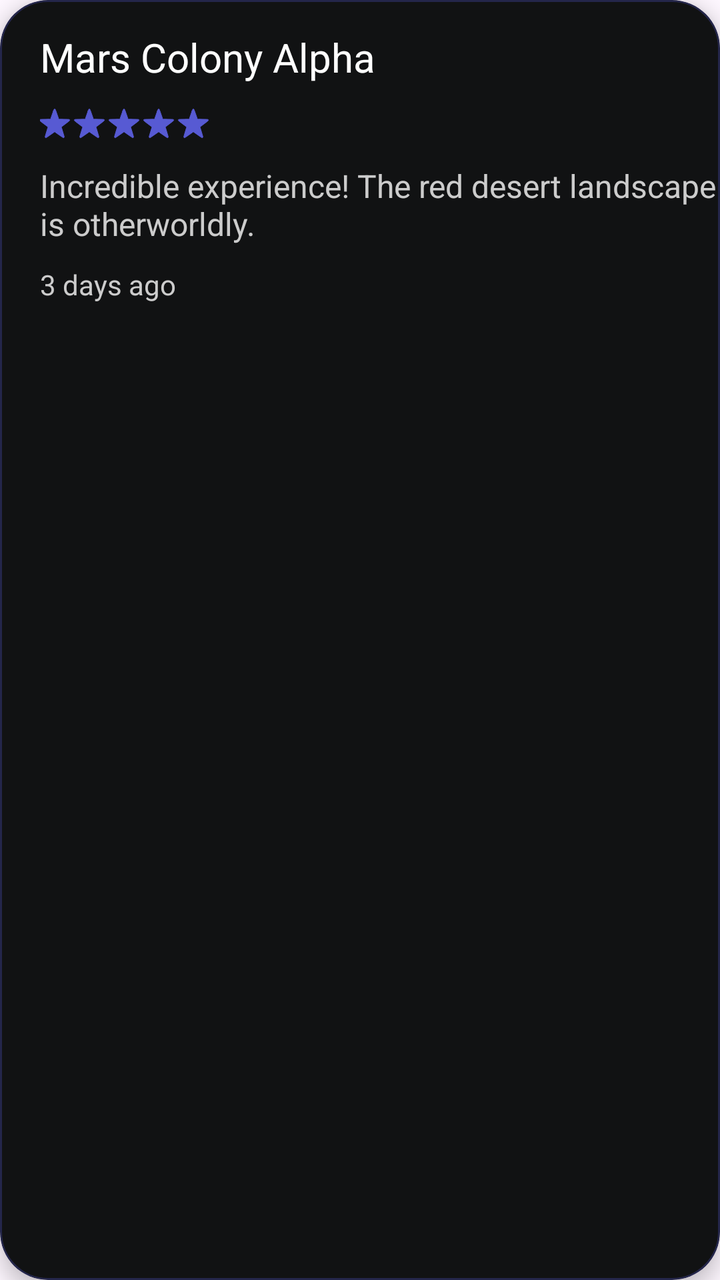
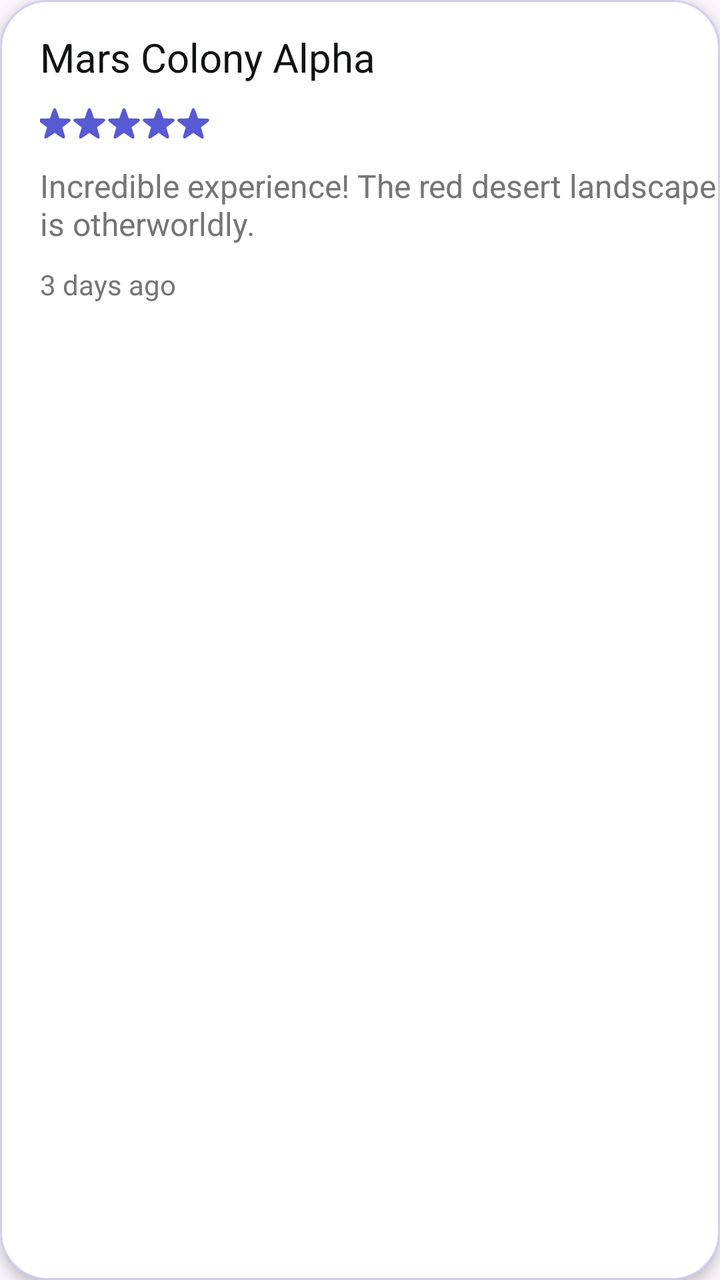

Two renders of the same Android screen: before a commit and after it. Below are the layout's source before the change and the commit's diff.
<!-- AndroidManifest.xml: application theme Theme.SpaceAdvisor -->
<!-- res/layout/item_review.xml -->
<?xml version="1.0" encoding="utf-8"?>
<com.google.android.material.card.MaterialCardView xmlns:android="http://schemas.android.com/apk/res/android"
    xmlns:app="http://schemas.android.com/apk/res-auto"
    android:layout_width="match_parent"
    android:layout_height="wrap_content"
    android:layout_margin="10dp"
    android:backgroundTint="@color/layout_background_primary"
    app:cardCornerRadius="24dp"
    app:cardElevation="6dp"
    app:strokeColor="@color/layout_stroke_primary">

    <androidx.appcompat.widget.LinearLayoutCompat
        android:layout_width="match_parent"
        android:layout_height="wrap_content"
        android:orientation="horizontal"
        android:paddingVertical="15dp">


        <LinearLayout
            android:layout_width="match_parent"
            android:layout_height="wrap_content"
            android:layout_marginStart="20dp"
            android:layout_weight="1"
            android:orientation="vertical">

            <TextView
                android:id="@+id/review_title"
                android:layout_width="wrap_content"
                android:layout_height="wrap_content"
                android:layout_marginBottom="10dp"
                android:text="Mars Colony Alpha"
                android:textColor="@color/text_primary"
                android:textSize="20sp" />

            <LinearLayout
                android:id="@+id/livesContainer"
                android:layout_width="wrap_content"
                android:layout_height="wrap_content"
                android:orientation="horizontal">

                <ImageView
                    android:id="@+id/star1"
                    android:layout_width="20dp"
                    android:layout_height="20dp"
                    android:layout_marginStart="-3dp"
                    android:layout_marginEnd="-3dp"
                    android:src="@drawable/ic_rating_star_filled" />

                <ImageView
                    android:id="@+id/star2"
                    android:layout_width="20dp"
                    android:layout_height="20dp"
                    android:layout_marginEnd="-3dp"
                    android:src="@drawable/ic_rating_star_filled" />

                <ImageView
                    android:id="@+id/star3"
                    android:layout_width="20dp"
                    android:layout_height="20dp"
                    android:layout_marginEnd="-3dp"
                    android:src="@drawable/ic_rating_star_filled" />

                <ImageView
                    android:id="@+id/star4"
                    android:layout_width="20dp"
                    android:layout_height="20dp"
                    android:layout_marginEnd="-3dp"
                    android:src="@drawable/ic_rating_star_filled" />

                <ImageView
                    android:id="@+id/star5"
                    android:layout_width="20dp"
                    android:layout_height="20dp"
                    android:src="@drawable/ic_rating_star_filled" />

            </LinearLayout>


            <TextView
                android:id="@+id/review_content"
                android:layout_width="match_parent"
                android:layout_height="wrap_content"
                android:layout_marginTop="10dp"
                android:layout_marginBottom="10dp"
                android:text="Incredible experience! The red desert landscape is otherworldly."
                android:textColor="@color/text_quaternary_light"
                android:textSize="16sp" />

            <TextView
                android:id="@+id/review_date"
                android:layout_width="wrap_content"
                android:layout_height="wrap_content"
                android:text="3 days ago"
                android:textColor="@color/text_quaternary_light"
                android:textSize="14sp" />

        </LinearLayout>

    </androidx.appcompat.widget.LinearLayoutCompat>

</com.google.android.material.card.MaterialCardView>
<!-- resources referenced by this layout -->
<resources>
  <color name="layout_background_primary">@color/deep_black</color>
  <color name="layout_stroke_primary">@color/space_purple_glow</color>
  <color name="text_primary">@color/white</color>
  <color name="text_quaternary_light">@color/gray_light</color>
  <!-- drawable ic_rating_star_filled: vector/xml drawable (drawable, 2072 chars, omitted) -->
  <style name="Theme.SpaceAdvisor" parent="Base.Theme.SpaceAdvisor" />
  <color name="deep_black">#111213</color>
  <color name="space_purple_glow">#48575AD3</color>
  <color name="white">#FFFFFFFF</color>
  <color name="gray_light">#CCCCCC</color>
  <style name="Base.Theme.SpaceAdvisor" parent="Theme.Material3.DayNight.NoActionBar">
          
      </style>
</resources>

<!-- the commit's change to res/layout/item_review.xml (unified diff, before → after) -->
@@ -3,11 +3,13 @@
     xmlns:app="http://schemas.android.com/apk/res-auto"
     android:layout_width="match_parent"
     android:layout_height="wrap_content"
-    android:layout_margin="10dp"
-    android:backgroundTint="@color/layout_background_primary"
+    android:layout_marginHorizontal="16dp"
+    android:layout_marginTop="6dp"
+    android:layout_marginBottom="24dp"
+    android:backgroundTint="@color/background"
     app:cardCornerRadius="24dp"
-    app:cardElevation="6dp"
-    app:strokeColor="@color/layout_stroke_primary">
+    app:cardElevation="4dp"
+    app:strokeColor="?attr/customColorPrimaryGlow">
 
     <androidx.appcompat.widget.LinearLayoutCompat
         android:layout_width="match_parent"
@@ -29,7 +31,7 @@
                 android:layout_height="wrap_content"
                 android:layout_marginBottom="10dp"
                 android:text="Mars Colony Alpha"
-                android:textColor="@color/text_primary"
+                android:textColor="@color/title"
                 android:textSize="20sp" />
 
             <LinearLayout
@@ -44,34 +46,43 @@
                     android:layout_height="20dp"
                     android:layout_marginStart="-3dp"
                     android:layout_marginEnd="-3dp"
-                    android:src="@drawable/ic_rating_star_filled" />
+                    android:src="@drawable/ic_rating_star_filled"
+                    android:tint="?attr/customColorPrimary" />
 
                 <ImageView
                     android:id="@+id/star2"
                     android:layout_width="20dp"
                     android:layout_height="20dp"
                     android:layout_marginEnd="-3dp"
-                    android:src="@drawable/ic_rating_star_filled" />
+                    android:src="@drawable/ic_rating_star_filled"
+                    android:tint="?attr/customColorPrimary" />
+
 
                 <ImageView
                     android:id="@+id/star3"
                     android:layout_width="20dp"
                     android:layout_height="20dp"
                     android:layout_marginEnd="-3dp"
-                    android:src="@drawable/ic_rating_star_filled" />
+                    android:src="@drawable/ic_rating_star_filled"
+                    android:tint="?attr/customColorPrimary" />
+
 
                 <ImageView
                     android:id="@+id/star4"
                     android:layout_width="20dp"
                     android:layout_height="20dp"
                     android:layout_marginEnd="-3dp"
-                    android:src="@drawable/ic_rating_star_filled" />
+                    android:src="@drawable/ic_rating_star_filled"
+                    android:tint="?attr/customColorPrimary" />
+
 
                 <ImageView
                     android:id="@+id/star5"
                     android:layout_width="20dp"
                     android:layout_height="20dp"
-                    android:src="@drawable/ic_rating_star_filled" />
+                    android:src="@drawable/ic_rating_star_filled"
+                    android:tint="?attr/customColorPrimary" />
+
 
             </LinearLayout>
 
@@ -83,7 +94,7 @@
                 android:layout_marginTop="10dp"
                 android:layout_marginBottom="10dp"
                 android:text="Incredible experience! The red desert landscape is otherworldly."
-                android:textColor="@color/text_quaternary_light"
+                android:textColor="@color/body"
                 android:textSize="16sp" />
 
             <TextView
@@ -91,7 +102,7 @@
                 android:layout_width="wrap_content"
                 android:layout_height="wrap_content"
                 android:text="3 days ago"
-                android:textColor="@color/text_quaternary_light"
+                android:textColor="@color/body"
                 android:textSize="14sp" />
 
         </LinearLayout>
<!-- resource entries referenced after the edit -->
@@ -1,17 +1,36 @@
 <!-- resources referenced by this layout -->
 <resources>
-  <color name="layout_background_primary">@color/deep_black</color>
-  <color name="layout_stroke_primary">@color/space_purple_glow</color>
-  <color name="text_primary">@color/white</color>
-  <color name="text_quaternary_light">@color/gray_light</color>
-  <!-- drawable ic_rating_star_filled: vector/xml drawable (drawable, 2072 chars, omitted) -->
-  <style name="Theme.SpaceAdvisor" parent="Base.Theme.SpaceAdvisor" />
+  <color name="background">@color/white</color>
+  <color name="body">@color/gray_dark</color>
+  <color name="title">@color/secondary</color>
+  <!-- drawable ic_rating_star_filled: vector/xml drawable (drawable, 2082 chars, omitted) -->
+  <style name="Theme.SpaceAdvisor" parent="Base.Theme.SpaceAdvisor">
+          <item name="colorPrimary">@color/primary</item>
+          <item name="customColorPrimary">@color/primary</item>
+          <item name="customColorPrimaryGlow">@color/primary_glow</item>
+          <item name="customColorPrimaryFaded">@color/primary_faded</item>
+          <item name="customColorPrimaryLight">@color/primary_light</item>
+          <item name="customColorPrimaryVariant">@color/primary_variant</item>
+          <item name="customColorPrimaryVariantFaded">@color/primary_variant_faded</item>
+      </style>
   <color name="deep_black">#111213</color>
+  <color name="space_purple">#575AD3</color>
   <color name="space_purple_glow">#48575AD3</color>
+  <color name="space_purple_faded">#50A0A0FF</color>
+  <color name="space_purple_light">#A0A0FF</color>
+  <color name="space_pink">#AE52D4</color>
+  <color name="space_pink_faded">#20AE52D4</color>
   <color name="white">#FFFFFFFF</color>
-  <color name="gray_light">#CCCCCC</color>
+  <color name="gray_dark">#757575</color>
+  <color name="secondary">@color/deep_black</color>
   <style name="Base.Theme.SpaceAdvisor" parent="Theme.Material3.DayNight.NoActionBar">
-          
+          <item name="colorPrimary">@color/primary</item>
       </style>
+  <color name="primary">@color/space_purple</color>
+  <color name="primary_glow">@color/space_purple_glow</color>
+  <color name="primary_faded">@color/space_purple_faded</color>
+  <color name="primary_light">@color/space_purple_light</color>
+  <color name="primary_variant">@color/space_pink</color>
+  <color name="primary_variant_faded">@color/space_pink_faded</color>
 </resources>
 
